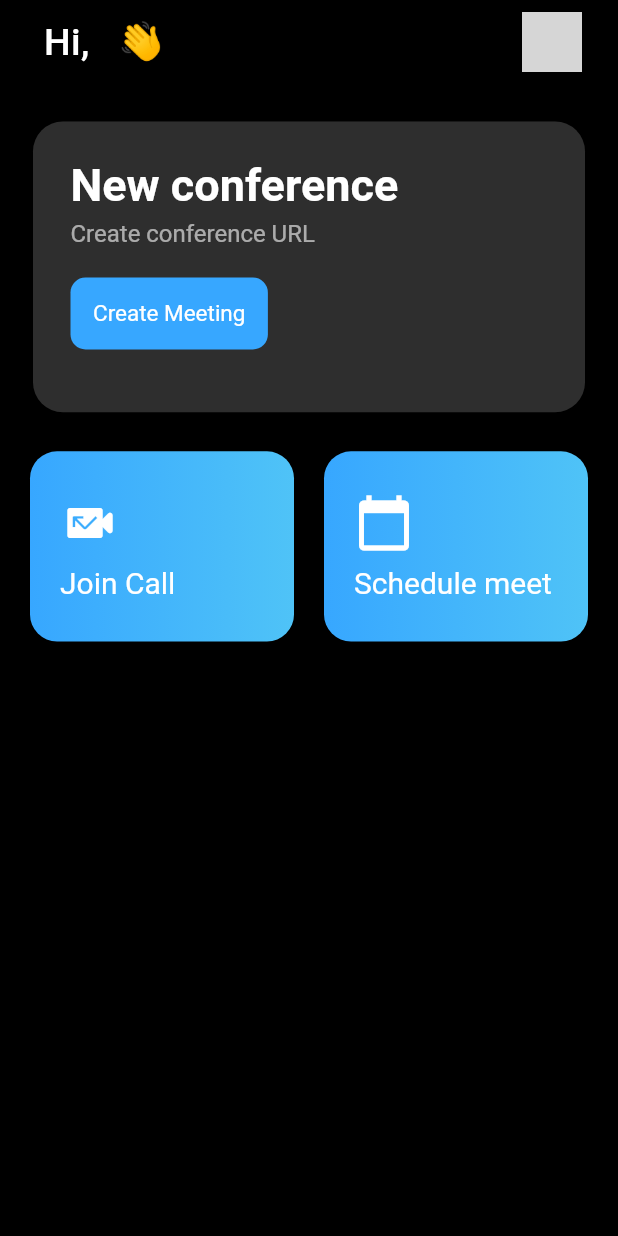
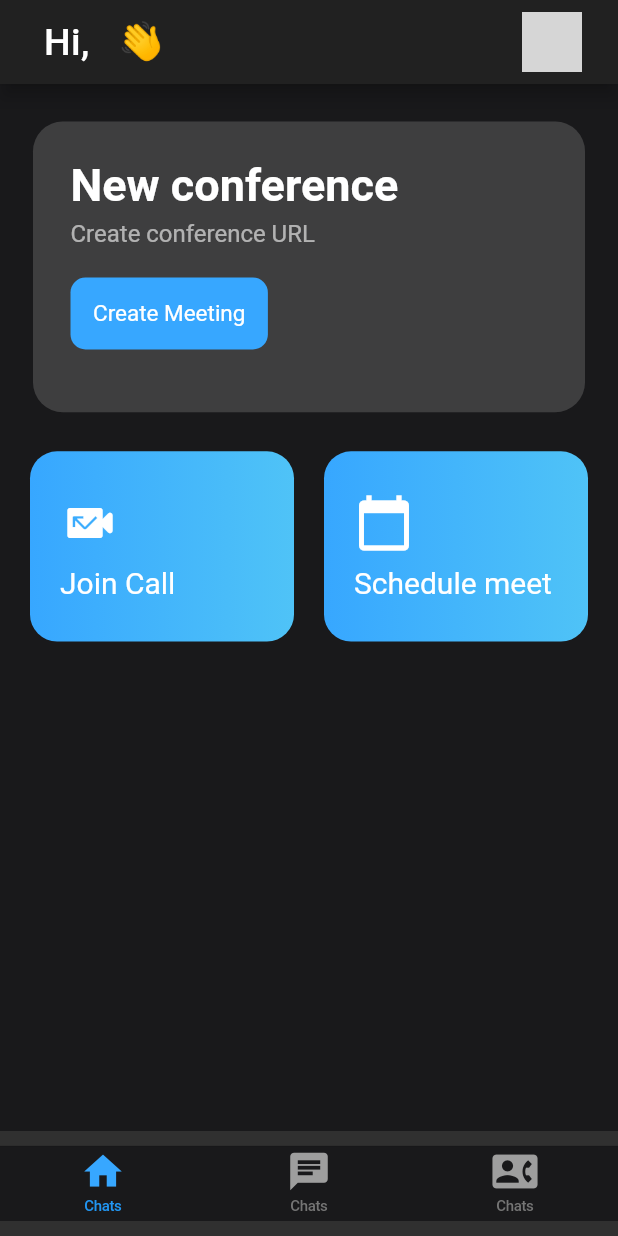
Before and after one commit to luv-bansal/Teams-Clone, a Flutter app: the screen it shows once a user with an empty profile is signed in, on a phone screen of 412 x 824 dp. Run offline on Flutter 3.47's test engine with Material 2 defaults, Android fonts, the phone set to English and light mode, and no system bars; our stand-ins replace cloud_firestore, firebase_auth, firebase_core, google_sign_in, permission_handler, random_string and 3 more; missing offline and left inert: agora_rtc_engine, syncfusion_flutter_core; accounts and stored records are empty; network calls fail; grey boxes are pictures that could not be loaded.

Commit message:
scheduled meeting and also connected to firebase

```diff
--- /dev/null
+++ b/lib/screens/homePageView.dart
@@ -0,0 +1,109 @@
+import 'package:flutter/cupertino.dart';
+import 'package:flutter/material.dart';
+import 'package:teams_clone/utils/utilities.dart';
+import 'PageView/chat_list_screen.dart';
+import 'home_screen.dart';
+
+class HomePageView extends StatefulWidget {
+  const HomePageView({Key? key}) : super(key: key);
+
+  @override
+  _HomePageViewState createState() => _HomePageViewState();
+}
+
+class _HomePageViewState extends State<HomePageView> {
+
+  late PageController pageController;
+  int _page =0;
+
+  void onPageChange(int page){
+    setState(() {
+      _page = page;
+    });
+
+  }
+
+  void navigationTapped(int page){
+    pageController.jumpToPage(page);
+  }
+
+
+  @override
+  void initState() {
+    super.initState();
+    pageController = PageController();
+  }
+
+  @override
+  Widget build(BuildContext context) {
+    double _labelFontSize =10;
+    return Scaffold(
+      body: PageView(
+        children: [
+          HomeScreen(),
+          ChatListScreen(),
+          Center(child: Text('Contact screen'),)
+        ],
+        controller: pageController,
+        onPageChanged: onPageChange,
+        physics: NeverScrollableScrollPhysics(),
+
+      ),
+      bottomNavigationBar: Container(
+        child: Padding(
+          padding: EdgeInsets.symmetric(vertical: 10),
+          child: CupertinoTabBar(
+            backgroundColor: Color(0xff19191b),
+            items: [
+              BottomNavigationBarItem(
+                icon: Icon(Icons.home,
+                    color: (_page == 0)
+                        ? color
+                        : Colors.grey),
+                title: Text(
+                  "Chats",
+                  style: TextStyle(
+                      fontSize: _labelFontSize,
+                      color: (_page == 0)
+                          ? color
+                          : Colors.grey),
+                ),
+              ),
+              BottomNavigationBarItem(
+                icon: Icon(Icons.chat,
+                    color: (_page == 1)
+                        ? color
+                        : Colors.grey),
+                title: Text(
+                  "Chats",
+                  style: TextStyle(
+                      fontSize: _labelFontSize,
+                      color: (_page == 1)
+                          ? color
+                          : Colors.grey),
+                ),
+              ),
+              BottomNavigationBarItem(
+                icon: Icon(Icons.contact_phone,
+                    color: (_page == 2)
+                        ? color
+                        : Colors.grey),
+                title: Text(
+                  "Chats",
+                  style: TextStyle(
+                      fontSize: _labelFontSize,
+                      color: (_page == 2)
+                          ? color
+                          : Colors.grey),
+                ),
+              )
+            ],
+            currentIndex: _page,
+            onTap: navigationTapped,
+          ),
+        ),
+
+      ),
+    );
+  }
+}
--- a/lib/screens/home_screen.dart
+++ b/lib/screens/home_screen.dart
@@ -3,31 +3,40 @@ import 'package:flutter/cupertino.dart';
 import 'package:flutter/material.dart';
 import 'package:firebase_auth/firebase_auth.dart';
 import 'package:provider/provider.dart';
+import 'package:teams_clone/models/event.dart';
 import 'package:teams_clone/screens/widgets/create_meeting.dart';
+import 'package:teams_clone/services/calendar_event_provider.dart';
 import 'package:teams_clone/services/google_sign_in.dart';
+import 'package:teams_clone/utils/utilities.dart';
 import 'widgets/join_meeting.dart';
 import 'widgets/schedule_meeting.dart';
-class HomeScreen extends StatelessWidget {
 
+class HomeScreen extends StatefulWidget {
+  @override
+  _HomeScreenState createState() => _HomeScreenState();
+}
 
-
+class _HomeScreenState extends State<HomeScreen> {
   final currentUser = FirebaseAuth.instance.currentUser;
-
+  List<Event> events = [];
   @override
   Widget build(BuildContext context) {
+
+    Provider.of<EventProvider>(context).deletePreviosMeetings();
+    Provider.of<EventProvider>(context).getEvents().then((value) {
+      setState(() {
+        events = value;
+      });
+    });
     double width = MediaQuery.of(context).size.width;
     double height = MediaQuery.of(context).size.height;
-    return MaterialApp(
-      theme: ThemeData(
-        primaryColor: Colors.black,
-        scaffoldBackgroundColor: Colors.black
-
-      ),
-      home: Scaffold(
+    return Scaffold(
+      backgroundColor: blackColor,
       appBar: AppBar(
         titleSpacing: 10,
         elevation: 5,
-          title: Text('   Hi, ${currentUser!.displayName!.split(' ')[0]}  👋',
+        title: Text(
+          '   Hi, ${currentUser!.displayName!.split(' ')[0]}  👋',
           style: TextStyle(
             letterSpacing: 0.2,
             fontSize: 25,
@@ -38,13 +47,15 @@ class HomeScreen extends StatelessWidget {
         actions: [
           Container(
             child: FlatButton(
-                onPressed: (){
-                  final provider = Provider.of<GoogleSignInProvider>(context, listen: false);
+              onPressed: () {
+                final provider =
+                    Provider.of<GoogleSignInProvider>(context, listen: false);
                 provider.logout();
               },
               child: CircleAvatar(
                 radius: 20,
-                  backgroundImage: NetworkImage(currentUser!.photoURL ?? 'https://pngtree.com/freepng/avatar-icon-profile-icon-member-login-vector-isolated_5247852.html'),
+                backgroundImage: NetworkImage(currentUser!.photoURL ??
+                    'https://pngtree.com/freepng/avatar-icon-profile-icon-member-login-vector-isolated_5247852.html'),
               ),
             ),
           )
@@ -54,7 +65,7 @@ class HomeScreen extends StatelessWidget {
         children: [
           Container(
             margin: EdgeInsets.fromLTRB(22, 25, 22, 16),
-              height: 4*height/17,
+            height: 4 * height / 17,
             decoration: BoxDecoration(
                 borderRadius: BorderRadius.all(Radius.circular(20)),
                 color: Color.fromRGBO(128, 128, 128, 0.2),
@@ -62,50 +73,147 @@ class HomeScreen extends StatelessWidget {
                   BoxShadow(
                     color: Color.fromRGBO(128, 128, 128, 0.2),
                   )
-                ]
-
-              ),
-
+                ]),
             width: width,
             padding: EdgeInsets.all(25),
             child: Column(
               crossAxisAlignment: CrossAxisAlignment.start,
               children: [
-
-                  Text('New conference',
+                Text(
+                  'New conference',
                   style: TextStyle(
                     fontSize: 30,
                     fontWeight: FontWeight.w600,
                     color: Colors.white,
                   ),
                 ),
-                  SizedBox(height: 5,),
-                  Text('Create conference URL',
+                SizedBox(
+                  height: 5,
+                ),
+                Text(
+                  'Create conference URL',
                   style: TextStyle(
                       fontSize: 16,
                       fontWeight: FontWeight.w400,
-                      color: Colors.white60
+                      color: Colors.white60),
                 ),
+                SizedBox(
+                  height: 20,
                 ),
-                  SizedBox(height: 20,),
                 CreateMeeting(),
               ],
             ),
-
           ),
           Container(
             margin: EdgeInsets.fromLTRB(10, 0, 10, 0),
             child: Row(
               children: [
-                  JoinMeetingWidget(text: 'Join Call', icon: Icons.missed_video_call_rounded, height: 2*height/13,),
-                  ScheduleMeetingWidgit(text: 'Schedule meet', icon: Icons.calendar_today, height: 2*height/13,),
-                ],
+                JoinMeetingWidget(
+                  text: 'Join Call',
+                  icon: Icons.missed_video_call_rounded,
+                  height: 2 * height / 13,
                 ),
+                ScheduleMeetingWidgit(
+                  text: 'Schedule meet',
+                  icon: Icons.calendar_today,
+                  height: 2 * height / 13,
                 ),
               ],
             ),
           ),
+
+          events.length > 0 ? Container(
+            margin: EdgeInsets.only(left: 14, top: 8),
+            alignment: Alignment.centerLeft,
+            child: Text("Meetings",
+             style: TextStyle( fontSize: 20,
+              fontWeight: FontWeight.bold,
+               color: Colors.white),
+               )) : Container(),
+          MeetingNotification(events),
+          // ListView.builder(itemCount: events.length, itemBuilder: (context, index){
+          //   return ListTile(
+          //     hoverColor: Colors.grey,
+          //     onTap: () {},
+          //     title: Text(events[index].title),
+          //     trailing: Text('${events[index].to}'),
+          //     leading: Icon(Icons.calendar_today, color: Colors.white,),
+          //   );
+          // })
+        ],
+      ),
     );
   }
+}
 
+class MeetingNotification extends StatelessWidget {
+  List events;
+  MeetingNotification(this.events);
+
+  @override
+  Widget build(BuildContext context) {
+    if (events.length == 0) {
+      return Container();
+    } else if (events.length == 1) {
+      return Container(
+        height: 50,
+        margin: EdgeInsets.all(12),
+        padding: EdgeInsets.all(8),
+        decoration: BoxDecoration(
+            borderRadius: BorderRadius.circular(10), color: Colors.amber),
+        child: Row(
+          mainAxisAlignment: MainAxisAlignment.spaceBetween,
+          children: [
+            Icon(
+              Icons.calendar_today,
+              color: Colors.white,
+              ),
+            Text(events[0].title , style: TextStyle(fontWeight: FontWeight.bold),),
+            Text('${events[0].to}', style: TextStyle(fontWeight: FontWeight.w600)),
+          ],
+        ),
+      );
+    } else {
+      return Column(
+        children: [
+          Container(
+            height: 50,
+            margin: EdgeInsets.all(12),
+            padding: EdgeInsets.all(8),
+            decoration: BoxDecoration(
+                borderRadius: BorderRadius.circular(10), color: Colors.grey),
+            child: Row(
+              mainAxisAlignment: MainAxisAlignment.spaceBetween,
+              children: [
+                Icon(
+                  Icons.calendar_today,
+                  color: Colors.white,
+                  ),
+                Text(events[0].title, style: TextStyle(fontWeight: FontWeight.bold)),
+                Text('${events[0].to}', style: TextStyle(fontWeight: FontWeight.bold)),
+              ],
+            ),
+          ),
+          Container(
+            height: 50,
+            margin: EdgeInsets.all(12),
+            padding: EdgeInsets.all(8),
+            decoration: BoxDecoration(
+                borderRadius: BorderRadius.circular(10), color: Colors.grey),
+            child: Row(
+              mainAxisAlignment: MainAxisAlignment.spaceBetween,
+              children: [
+                Icon(
+                  Icons.calendar_today,
+                  color: Colors.white,
+                  ),
+                Text(events[1].title),
+                Text('${events[1].to}'),
+              ],
+            ),
+          )
+        ],
+      );
     }
+  }
+}
--- a/lib/screens/widgets/scheduleMeet/schedule_meeting_event.dart
+++ b/lib/screens/widgets/scheduleMeet/schedule_meeting_event.dart
@@ -231,10 +231,12 @@ class _ScheduleMeetingEventState extends State<ScheduleMeetingEvent> {
     final isvalid =  _formKey.currentState!.validate();
     if(isvalid){
       final event = Event(title: titleControler.text, discription: 'discription', to: toDate, from: fromDate,  );
-      print(titleControler.text);
+
       final provider = Provider.of<EventProvider>(context, listen: false);
+      setState(() {
+        provider.addEvent(event);
+      });
 
-      provider.addEvent(event);
       Navigator.of(context).pop();
     }
   }
--- a/lib/screens/wrapper.dart
+++ b/lib/screens/wrapper.dart
@@ -4,7 +4,7 @@ import 'package:teams_clone/services/google_sign_in.dart';
 import 'package:provider/provider.dart';
 import 'home_screen.dart';
 import 'auth_screen.dart';
-
+import 'homePageView.dart';
 class Wrapper extends StatelessWidget {
   const Wrapper({Key? key}) : super(key: key);
 
@@ -21,7 +21,7 @@ class Wrapper extends StatelessWidget {
             if (provider.isSigningIn) {
               return buildLoading();
             } else if (snapshot.hasData) {
-              return HomeScreen();
+              return HomePageView();
             } else {
               return AuthScreen();
             }
--- a/lib/utils/utilities.dart
+++ b/lib/utils/utilities.dart
@@ -4,7 +4,7 @@ import 'package:intl/intl.dart';
 class Utils {
   static String getUsername(String? email) {
 
-    return "live:${email!.split('@')[0]}";
+    return "${email!.split('@')[0]}";
 
   }
 }
@@ -23,6 +23,8 @@ String toTimeFunc(DateTime dateTime){
 }
 
 Color color = Color(0xff37A7FF);
+Color blackColor = Color(0xff19191b);
+Color onlineDotColor = Color(0xff46dc64);
 
 BoxDecoration buttonDecoration = BoxDecoration(
   gradient: LinearGradient(
--- a/pubspec.yaml
+++ b/pubspec.yaml
@@ -31,7 +31,8 @@ dependencies:
   # google sign in
   firebase_auth: ^1.4.1
   google_sign_in: ^5.0.4
-
+  cloud_firestore: ^2.2.2
+  firebase_core: ^1.3.0
   # calender
   syncfusion_flutter_calendar: ^19.1.69
   syncfusion_flutter_core: ^19.1.69
```
Also changed, not shown: lib/screens/PageView/chat_list_screen.dart (added, +145 -0 lines), lib/screens/search_screen.dart (added, +130 -0 lines), lib/screens/widgets/scheduleMeet/calendar_widget.dart (+32 -14 lines), lib/services/calendar_event_provider.dart (+44 -3 lines), lib/services/google_sign_in.dart (+45 -11 lines), pubspec.lock, 109 other files. Lines whose indentation alone changed are shown as unchanged.
